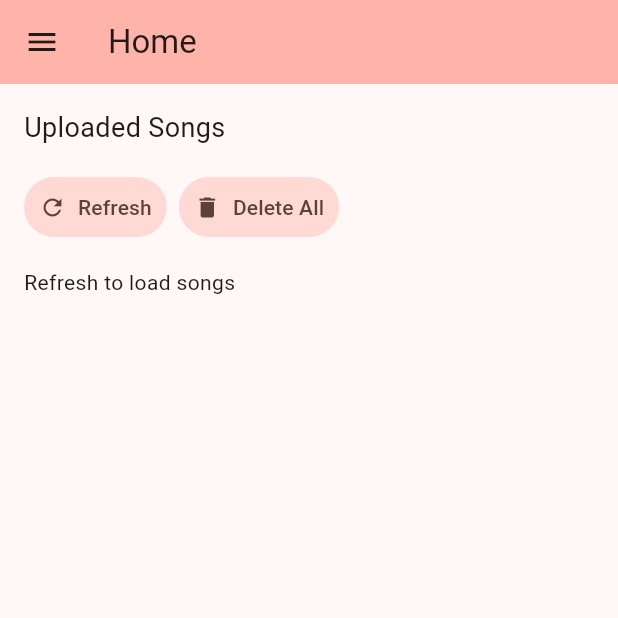
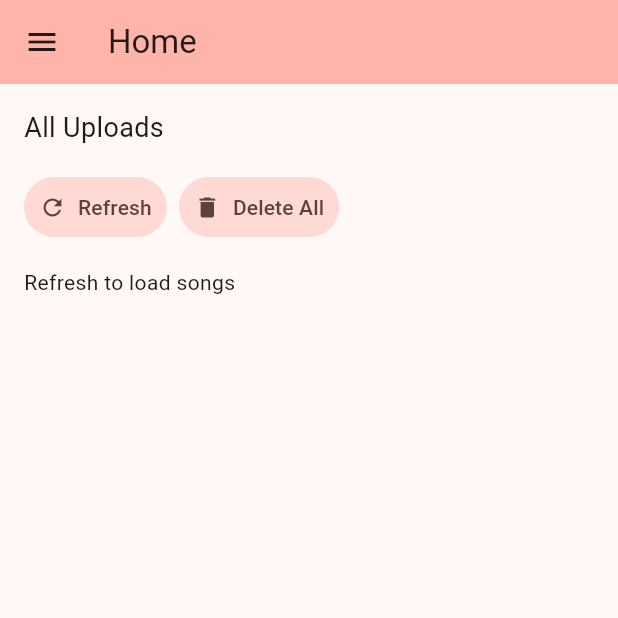
Before and after one commit to awesomeosep/pitchy, a Flutter app: the screen it shows after launch, on a phone screen of 412 x 824 dp, the top half of it. Run offline on Flutter 3.47's test engine with Material 3 defaults, Android fonts, the phone set to English and light mode, and no system bars; our stand-ins replace file_picker, flutter_dotenv, just_audio.

Commit message:
UI changes to listen & upload home page

```diff
--- a/flutter/lib/home.dart
+++ b/flutter/lib/home.dart
@@ -208,7 +208,7 @@ class _HomeListState extends State<HomeList> {
                   mainAxisAlignment: MainAxisAlignment.start,
                   crossAxisAlignment: CrossAxisAlignment.start,
                   children: [
-                    Text("Uploaded Songs", style: TextStyle(fontSize: 18.0)),
+                    Text("All Uploads", style: TextStyle(fontSize: 18.0)),
                     SizedBox(height: 16),
                     Wrap(
                       crossAxisAlignment: WrapCrossAlignment.center,
```
Also changed, not shown: flutter/lib/listen.dart (+10 -2 lines), flutter/lib/playlist.dart (+7 -3 lines).
